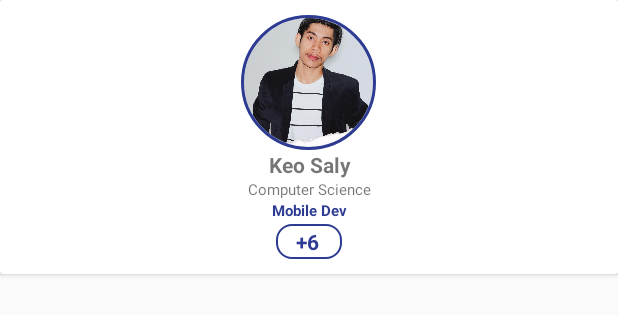
After one commit to Sophynaroth/feedback, an Android app: the layout lecturer_item.xml on its own in the app's theme, with its tools: preview values and no code run, on a phone screen of 412 x 824 dp. The commit adds this screen. Shown: the top 315 px of the screen. Run offline under Robolectric (Android 15) with nearby library versions, the phone set to English and light mode, and no system bars.

Commit message:
lecturer fragment

```diff
--- a/app/build.gradle
+++ b/app/build.gradle
@@ -34,6 +34,8 @@ dependencies {
     androidTestImplementation 'androidx.test.espresso:espresso-core:3.2.0'
 
     implementation 'de.hdodenhof:circleimageview:3.1.0'
+    implementation 'com.squareup.picasso:picasso:2.71828'
+
 
 
 }
--- a/app/src/main/AndroidManifest.xml
+++ b/app/src/main/AndroidManifest.xml
@@ -1,7 +1,7 @@
 <?xml version="1.0" encoding="utf-8"?>
 <manifest xmlns:android="http://schemas.android.com/apk/res/android"
     package="com.roth.cs.bottomnavigation">
-
+    <uses-permission android:name="android.permission.INTERNET"/>
     <application
         android:allowBackup="true"
         android:icon="@mipmap/ic_launcher"
@@ -18,6 +18,6 @@
                 <category android:name="android.intent.category.LAUNCHER" />
             </intent-filter>
         </activity>
+        <activity android:name=".ui.lecturer.LecturerDetail"/>
     </application>
-
 </manifest>
--- a/app/src/main/java/com/roth/cs/bottomnavigation/ui/canteen/CanteenFragment.java
+++ b/app/src/main/java/com/roth/cs/bottomnavigation/ui/canteen/CanteenFragment.java
@@ -13,7 +13,7 @@ import com.roth.cs.bottomnavigation.R;
 public class CanteenFragment extends Fragment {
     public View onCreateView(@NonNull LayoutInflater inflater,
                              ViewGroup container, Bundle savedInstanceState) {
-
-        return inflater.inflate(R.layout.fragment_canteen,null);
+        View rootView = inflater.inflate(R.layout.fragment_canteen, container,false);
+        return rootView;
     }
 }
--- a/app/src/main/java/com/roth/cs/bottomnavigation/ui/dormitory/DormitoryFragment.java
+++ b/app/src/main/java/com/roth/cs/bottomnavigation/ui/dormitory/DormitoryFragment.java
@@ -13,7 +13,7 @@ import com.roth.cs.bottomnavigation.R;
 public class DormitoryFragment extends Fragment {
     public View onCreateView(@NonNull LayoutInflater inflater,
                              ViewGroup container, Bundle savedInstanceState) {
-
-        return inflater.inflate(R.layout.fragment_dormitory,null);
+        View rootView = inflater.inflate(R.layout.fragment_dormitory, container,false);
+        return rootView;
     }
 }
--- a/app/src/main/java/com/roth/cs/bottomnavigation/ui/post/PostFragment.java
+++ b/app/src/main/java/com/roth/cs/bottomnavigation/ui/post/PostFragment.java
@@ -13,7 +13,7 @@ import com.roth.cs.bottomnavigation.R;
 public class PostFragment extends Fragment {
     public View onCreateView(@NonNull LayoutInflater inflater,
                              ViewGroup container, Bundle savedInstanceState) {
-
-        return inflater.inflate(R.layout.fragment_post,null);
+        View rootView = inflater.inflate(R.layout.fragment_post, container,false);
+        return rootView;
     }
 }
--- a/app/src/main/java/com/roth/cs/bottomnavigation/ui/university/UniversityFragment.java
+++ b/app/src/main/java/com/roth/cs/bottomnavigation/ui/university/UniversityFragment.java
@@ -13,7 +13,7 @@ import com.roth.cs.bottomnavigation.R;
 public class UniversityFragment extends Fragment {
     public View onCreateView(@NonNull LayoutInflater inflater,
                              ViewGroup container, Bundle savedInstanceState) {
-
-        return inflater.inflate(R.layout.fragment_university,null);
+        View rootView = inflater.inflate(R.layout.fragment_lecturer, container,false);
+        return rootView;
     }
 }
--- /dev/null
+++ b/app/src/main/res/drawable/ic_thumb_up_black_24dp.xml
@@ -0,0 +1,5 @@
+<vector android:height="24dp" android:tint="#2B3B92"
+    android:viewportHeight="24.0" android:viewportWidth="24.0"
+    android:width="24dp" xmlns:android="http://schemas.android.com/apk/res/android">
+    <path android:fillColor="#FF000000" android:pathData="M1,21h4L5,9L1,9v12zM23,10c0,-1.1 -0.9,-2 -2,-2h-6.31l0.95,-4.57 0.03,-0.32c0,-0.41 -0.17,-0.79 -0.44,-1.06L14.17,1 7.59,7.59C7.22,7.95 7,8.45 7,9v10c0,1.1 0.9,2 2,2h9c0.83,0 1.54,-0.5 1.84,-1.22l3.02,-7.05c0.09,-0.23 0.14,-0.47 0.14,-0.73v-1.91l-0.01,-0.01L23,10z"/>
+</vector>
--- /dev/null
+++ b/app/src/main/res/drawable/like.xml
@@ -0,0 +1,12 @@
+<selector xmlns:android="http://schemas.android.com/apk/res/android">
+<item>
+    <shape android:shape="rectangle">
+        <solid android:color="#ffffff"/>
+        <corners android:radius="10dp" />
+        <stroke
+            android:width="1dp"
+            android:color="#2d3b92"
+            />
+    </shape>
+</item>
+</selector>
--- /dev/null
+++ b/app/src/main/res/layout/lecturer_item.xml
@@ -0,0 +1,97 @@
+<?xml version="1.0" encoding="utf-8"?>
+<LinearLayout xmlns:android="http://schemas.android.com/apk/res/android"
+    xmlns:app="http://schemas.android.com/apk/res-auto"
+    android:orientation="vertical"
+    android:layout_width="match_parent"
+    android:layout_height="match_parent">
+    <androidx.cardview.widget.CardView
+        android:layout_width="match_parent"
+        android:layout_height="wrap_content"
+        android:id="@+id/card">
+
+        <RelativeLayout
+
+            android:layout_width="match_parent"
+            android:layout_height="match_parent">
+            <LinearLayout
+                android:layout_margin="10dp"
+                android:orientation="vertical"
+                android:gravity="center"
+                android:layout_width="match_parent"
+                android:layout_height="wrap_content">
+
+                <de.hdodenhof.circleimageview.CircleImageView
+                    android:id="@+id/profile_image"
+                    android:layout_width="90dp"
+                    android:layout_height="90dp"
+                    android:src="@drawable/keosaly"
+                    app:civ_border_color="#2D3B92"
+                    app:civ_border_width="2dp"
+                    android:layout_centerInParent="true"
+                    android:layout_alignParentTop="true"/>
+                <RelativeLayout
+                    android:layout_below="@+id/profile_image"
+                    android:layout_width="match_parent"
+                    android:layout_height="wrap_content"
+                    android:layout_centerInParent="true"
+                    >
+                    <TextView
+                        android:id="@+id/lecturer_name"
+                        android:layout_width="match_parent"
+                        android:layout_height="wrap_content"
+                        android:text="Keo Saly"
+                        android:gravity="center"
+                        android:textStyle="bold" />
+
+                    <TextView
+                        android:id="@+id/major"
+                        android:gravity="center"
+                        android:textSize="10dp"
+                        android:layout_width="match_parent"
+                        android:layout_height="wrap_content"
+                        android:layout_below="@+id/lecturer_name"
+                        android:text="Computer Science" />
+
+                    <TextView
+                        android:id="@+id/job_title"
+                        android:gravity="center"
+                        android:layout_width="match_parent"
+                        android:layout_height="wrap_content"
+                        android:layout_below="@+id/major"
+                        android:textSize="10dp"
+                        android:text="Mobile Dev"
+                        android:textColor="#2d3b92"
+                        android:textStyle="bold" />
+
+                    <LinearLayout
+                        android:layout_centerInParent="true"
+                        android:layout_width="44dp"
+                        android:layout_height="wrap_content"
+                        android:layout_below="@+id/job_title"
+                        android:layout_marginTop="2dp"
+                        android:background="@drawable/like"
+                        android:orientation="horizontal">
+
+                        <ImageView
+
+                            android:layout_width="wrap_content"
+                            android:layout_height="wrap_content"
+                            android:layout_margin="5dp"
+                            android:src="@drawable/like" />
+
+                        <TextView
+                            android:layout_width="wrap_content"
+                            android:layout_height="wrap_content"
+                            android:layout_margin="2dp"
+                            android:text="+6"
+                            android:textColor="#2d3b92"
+                            android:textStyle="bold" />
+
+                    </LinearLayout>
+                </RelativeLayout>
+
+            </LinearLayout>
+        </RelativeLayout>
+    </androidx.cardview.widget.CardView>
+
+</LinearLayout>
```
Also changed, not shown: app/src/main/java/com/roth/cs/bottomnavigation/LecturerAdapter/LecturerAdapter.java (added, +60 -0 lines), app/src/main/java/com/roth/cs/bottomnavigation/LecturerHolder/LecturerHolder.java (added, +28 -0 lines), app/src/main/java/com/roth/cs/bottomnavigation/LecturerModel/LecturerModel.java (added, +56 -0 lines), app/src/main/java/com/roth/cs/bottomnavigation/ui/lecturer/LecturerDetail.java (added, +40 -0 lines), app/src/main/java/com/roth/cs/bottomnavigation/ui/lecturer/LecturerFragment.java (+28 -1 lines), app/src/main/res/drawable/custom_layout.xml (added, +12 -0 lines), app/src/main/res/drawable/ic_group.xml (added, +21 -0 lines), app/src/main/res/layout/activity_lecturer_detail.xml (added, +100 -0 lines), app/src/main/res/layout/fragment_lecturer.xml (+60 -10 lines), app/src/main/res/drawable/keosaly.jpg (added).
